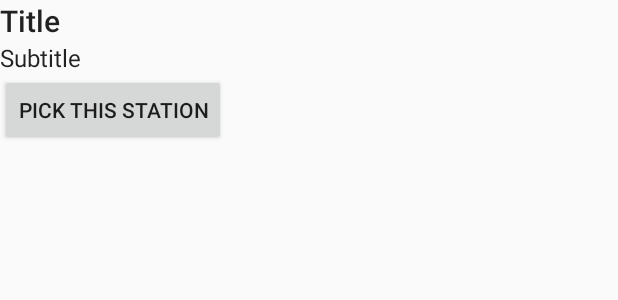
After one commit to victoraldir/DublinBusAlarm, an Android app: the layout info_window_layout.xml on its own in the app's theme, with its tools: preview values and no code run, on a phone screen of 412 x 824 dp. The commit adds this screen. Shown: the top 300 px of the screen. Run offline under Robolectric (Android 15) with nearby library versions, the phone set to English and light mode, and no system bars.

Commit message:
Adding Map markers to pick bus station

```diff
--- a/app/build.gradle
+++ b/app/build.gradle
@@ -40,6 +40,7 @@ dependencies {
     compile 'com.bignerdranch.android:expandablerecyclerview:2.1.0'
     compile "com.android.support:design:25.4.0"
     compile 'com.jakewharton:butterknife:8.5.1'
+    compile 'com.google.android.gms:play-services-maps:11.0.2'
 
     compile project(':transportlib')
 
--- /dev/null
+++ b/app/src/main/res/layout/info_window_layout.xml
@@ -0,0 +1,25 @@
+<?xml version="1.0" encoding="utf-8"?>
+<LinearLayout xmlns:android="http://schemas.android.com/apk/res/android"
+    xmlns:tools="http://schemas.android.com/tools"
+    android:layout_width="match_parent"
+    android:layout_height="match_parent"
+    android:orientation="vertical">
+
+    <TextView
+        android:id="@+id/info_window_title"
+        android:layout_width="wrap_content"
+        android:textAppearance="@style/Base.TextAppearance.AppCompat.Title"
+        android:layout_height="wrap_content"
+        tools:text="Title"/>
+
+    <TextView
+        android:id="@+id/info_window_subtitle"
+        android:layout_width="wrap_content"
+        android:textAppearance="@style/Base.TextAppearance.AppCompat.SearchResult.Subtitle"
+        android:layout_height="wrap_content"
+        tools:text="Subtitle"/>
+    <Button
+        android:layout_width="wrap_content"
+        android:layout_height="wrap_content"
+        android:text="@string/pick_station"/>
+</LinearLayout>
--- a/app/src/main/res/values/strings.xml
+++ b/app/src/main/res/values/strings.xml
@@ -3,15 +3,18 @@
 
     <string name="erro_inform_route">"You must to inform a valid route"</string>
     <string name="bus_numer">"Bus number (optional)"</string>
-    <string name="erro">"You must to inform a valid bus stop"</string>
+    <string name="error">"You must to inform a valid bus stop"</string>
     <string name="bus_stop">Bus stop</string>
     <string name="app_name">Alarm Bus Dublin</string>
     <string name="action_settings">Settings</string>
     <string name="title_activity_live_painel">Alarm Bus Dublin</string>
     <string name="pick_bus_stop">What\'s your station?</string>
     <string name="pick_bus">Pick a bus</string>
+    <string name="pick_station">Pick this station</string>
     <string name="btn_next">Next</string>
     <string name="btn_cancel">Cancel</string>
     <string name="min">Min</string>
     <string name="bus_stop_not_empty">Bus stop number cannot be empty</string>
+    <string name="btn_maps">Map</string>
+    <string name="station">Station: %1$s</string>
 </resources>
```
Also changed, not shown: app/src/main/AndroidManifest.xml (+8 -5 lines), app/src/main/java/fragments/BusStopFormDialogFragment.java (+43 -3 lines), app/src/main/java/quartzo/com/dublinbusalarm/MainActivity.java (+25 -13 lines), app/src/main/java/quartzo/com/dublinbusalarm/MarkerActivity.java (added, +78 -0 lines), app/src/main/java/utils/StringUtils.java (added, +13 -0 lines), app/src/main/res/layout/activity_marker.xml (added, +11 -0 lines), app/src/main/res/layout/customdialogform.xml (+12 -1 lines), 1 other file.
